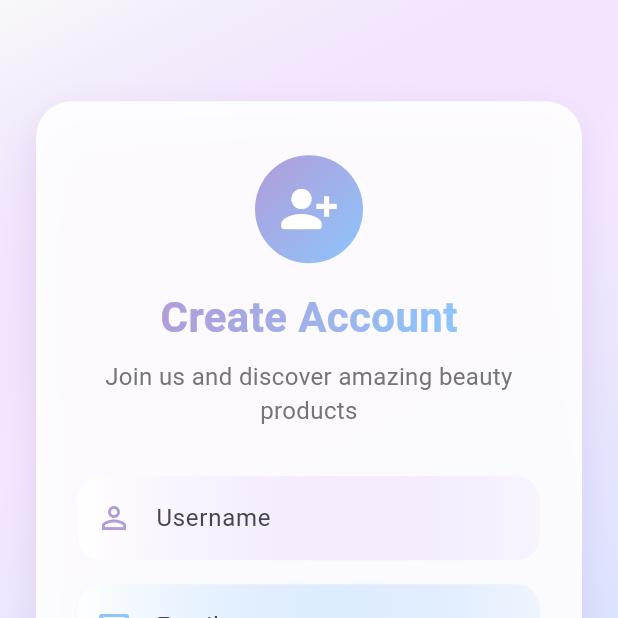
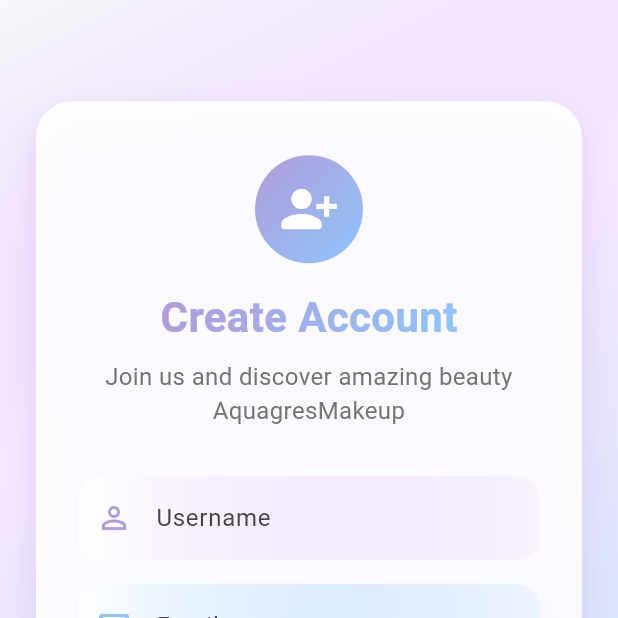
Before and after one commit to quranaaulia/AquagresMakeup, a Flutter app: the RegisterPage screen opened directly, on a phone screen of 412 x 824 dp, the top half of it. Run offline on Flutter 3.47's test engine with Material 3 defaults, Android fonts, the phone set to English and light mode, and no system bars; our stand-ins replace flutter_local_notifications, hive, hive_flutter, permission_handler, shared_preferences; accounts and stored records are empty.

Commit message:
update screens

```diff
--- a/lib/screens/profile.dart
+++ b/lib/screens/profile.dart
@@ -471,7 +471,7 @@
                 ),
                 SizedBox(height: 4),
                 Text(
-                  'Discover premium beauty products',
+                  'AquagresMakeup ',
                   style: TextStyle(
                     fontSize: 12,
                     color: Color(0xFF6B7280),
--- a/lib/screens/register.dart
+++ b/lib/screens/register.dart
@@ -211,7 +211,7 @@
                       ),
                       const SizedBox(height: 8),
                       Text(
-                        'Join us and discover amazing beauty products',
+                        'Join us and discover amazing beauty AquagresMakeup',
                         style: TextStyle(
                           fontSize: 16,
                           color: Colors.grey[600],
```
